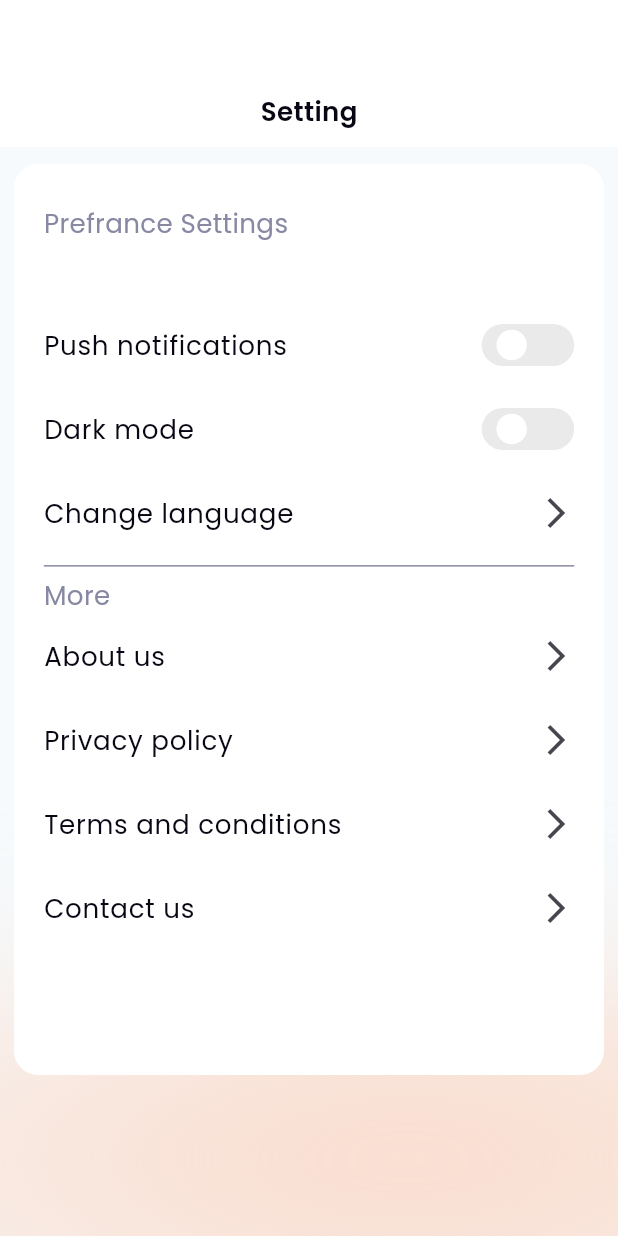
After one commit to KhaledRamadan880/IU-Mushaf, a Flutter app: the SettingsView screen opened directly, on a phone screen of 412 x 824 dp. The commit adds this screen. Run offline on Flutter 3.47's test engine with Material 3 defaults, Android fonts, the phone set to English and light mode, and no system bars; our stand-ins replace device_preview, flutter_bloc, flutter_svg, get_it, persistent_bottom_nav_bar, shared_preferences; accounts and stored records are empty.

Commit message:
Setting View UI

```diff
--- a/lib/app/app.dart
+++ b/lib/app/app.dart
@@ -17,7 +17,9 @@ class UIMushafApp extends StatelessWidget {
           supportedLocales: supportedLocalesList,
           locale: Locale(context.read<GlobalCubit>().language),
           //! Theme
-          theme: theme(),
+          theme:
+              context.read<GlobalCubit>().isDark ? darkTheme() : lightTheme(),
+          //! Home
           home: const SplashView(),
         );
       },
--- a/lib/core/cubit/global_cubit.dart
+++ b/lib/core/cubit/global_cubit.dart
@@ -12,4 +12,21 @@ class GlobalCubit extends Cubit<GlobalState> {
     language = newlanguage;
     emit(ChangeLanguageState());
   }
+
+  //! Theme Mod
+  bool isDark = sl<Cache>().getBoolData("IsDark") ?? false;
+  changeThemeMod() {
+    isDark = !isDark;
+    sl<Cache>().setData("IsDark", isDark);
+    emit(ChangeThemeModState());
+  }
+
+  //! Push Notification
+  bool isPushNotification =
+      sl<Cache>().getBoolData("IsPushNotification") ?? false;
+  changeNotificationPermission() {
+    isPushNotification = !isPushNotification;
+    sl<Cache>().setData("IsPushNotification", isPushNotification);
+    emit(ChangeNotificationPermissionState());
+  }
 }
--- a/lib/core/cubit/global_state.dart
+++ b/lib/core/cubit/global_state.dart
@@ -5,3 +5,7 @@ sealed class GlobalState {}
 final class GlobalInitial extends GlobalState {}
 
 final class ChangeLanguageState extends GlobalState {}
+
+final class ChangeThemeModState extends GlobalState {}
+
+final class ChangeNotificationPermissionState extends GlobalState {}
--- a/lib/core/theme/theme.dart
+++ b/lib/core/theme/theme.dart
@@ -1,8 +1,15 @@
 import 'package:flutter/material.dart';
 
-ThemeData theme() {
+ThemeData lightTheme() {
   return ThemeData(
     scaffoldBackgroundColor: const Color(0xffF6FAFC),
     primaryColor: const Color(0xffFCD2BC),
   );
 }
+
+ThemeData darkTheme() {
+  return ThemeData(
+    scaffoldBackgroundColor: const Color(0xff1C1B1B),
+    primaryColor: const Color(0xffFCD2BC),
+  );
+}
--- a/lib/core/utils/app_colors.dart
+++ b/lib/core/utils/app_colors.dart
@@ -5,5 +5,7 @@ abstract class AppColors {
   static const Color black = Color(0xff0B0614);
   static const Color grey = Color(0xff8789A3);
   static const Color lightGrey = Color(0xffC4C5C6);
+  static const Color lightGrey2 = Color(0xffEAEAEA);
+  static const Color pink = Color(0xffE5386D);
   static const Color transparent = Colors.transparent;
 }
--- a/lib/core/utils/app_strings.dart
+++ b/lib/core/utils/app_strings.dart
@@ -5,4 +5,15 @@ abstract class AppStrings {
   static const String english = "english";
   static const String arabic = "arabic";
   static const String splashSubtitle = "splashSubtitle";
+  //! Settings
+  static const String setting = "setting";
+  static const String prefranceSettings = "prefranceSettings";
+  static const String pushNotifications = "pushNotifications";
+  static const String darkMode = "darkMode";
+  static const String changeLanguage = "changeLanguage";
+  static const String more = "more";
+  static const String aboutUs = "aboutUs";
+  static const String privacyPolicy = "privacyPolicy";
+  static const String termsAndConditions = "termsAndConditions";
+  static const String contactUs = "contactUs";
 }
--- /dev/null
+++ b/lib/core/widgets/custom_gradient_body.dart
@@ -0,0 +1,59 @@
+import 'dart:ui';
+
+import 'package:iu_mushaf/core/imports/imports.dart';
+
+class CustomGradientBody extends StatelessWidget {
+  const CustomGradientBody({
+    super.key,
+    required this.body,
+  });
+  final Widget body;
+  @override
+  Widget build(BuildContext context) {
+    return Stack(
+      children: [
+        //! Gradiant Color
+        Positioned(
+          top: 664.responsiveHeight(context),
+          left: -68.responsiveWidth(context),
+          child: SizedBox(
+            width: 717.responsiveWidth(context),
+            height: 269.responsiveHeight(context),
+            child: CustomPaint(
+              painter: EllipsePainter(context: context),
+            ),
+          ),
+        ),
+        //! Body
+        SizedBox(
+          height: 852.responsiveHeight(context),
+          width: 393.responsiveWidth(context),
+          child: body,
+        ),
+      ],
+    );
+  }
+}
+
+class EllipsePainter extends CustomPainter {
+  EllipsePainter({super.repaint, required this.context});
+
+  final BuildContext context;
+
+  @override
+  void paint(Canvas canvas, Size size) {
+    final Paint paint = Paint()
+      ..color = Theme.of(context).primaryColor.withOpacity(.7)
+      ..style = PaintingStyle.fill
+      ..imageFilter = ImageFilter.blur(sigmaX: 200, sigmaY: 50);
+    Rect rect = Rect.fromLTWH(
+        0, 0, 717.responsiveText(context), 269.responsiveHeight(context));
+
+    canvas.drawOval(rect, paint);
+  }
+
+  @override
+  bool shouldRepaint(covariant CustomPainter oldDelegate) {
+    return false;
+  }
+}
--- a/lib/features/home/presentation/views/home_view.dart
+++ b/lib/features/home/presentation/views/home_view.dart
@@ -1,5 +1,6 @@
 import 'package:iu_mushaf/core/imports/imports.dart';
 import 'package:iu_mushaf/features/home/presentation/widgets/nav_bar.dart';
+import 'package:iu_mushaf/features/settings/presentation/views/settings_view.dart';
 
 class HomeView extends StatelessWidget {
   const HomeView({super.key});
@@ -9,7 +10,8 @@ class HomeView extends StatelessWidget {
       const Placeholder(),
       const Placeholder(),
       const Placeholder(),
-      const Placeholder(),
+      //! Setting Screen
+      const SettingsView(),
     ];
   }
 
--- /dev/null
+++ b/lib/features/settings/presentation/views/settings_view.dart
@@ -0,0 +1,24 @@
+import 'package:iu_mushaf/core/imports/imports.dart';
+import 'package:iu_mushaf/core/widgets/custom_gradient_body.dart';
+import 'package:iu_mushaf/features/settings/presentation/widgets/setting_view_body.dart';
+import 'package:iu_mushaf/features/settings/presentation/widgets/setting_view_header.dart';
+
+class SettingsView extends StatelessWidget {
+  const SettingsView({super.key});
+
+  @override
+  Widget build(BuildContext context) {
+    return const Scaffold(
+      body: CustomGradientBody(
+        body: Column(
+          children: [
+            //! Header
+            SettingViewHeader(),
+            //! Body
+            SettingViewBody(),
+          ],
+        ),
+      ),
+    );
+  }
+}
--- /dev/null
+++ b/lib/features/settings/presentation/widgets/components/dark_mode_switch.dart
@@ -0,0 +1,23 @@
+import 'package:iu_mushaf/core/imports/imports.dart';
+import 'package:iu_mushaf/features/settings/presentation/widgets/custom_switcher.dart';
+
+class DarkModeSwitch extends StatelessWidget {
+  const DarkModeSwitch({
+    super.key,
+  });
+
+  @override
+  Widget build(BuildContext context) {
+    return BlocBuilder<GlobalCubit, GlobalState>(
+      builder: (context, state) {
+        final cubit = context.read<GlobalCubit>();
+        return CustomSwitcher(
+          isActive: cubit.isDark,
+          onTap: () {
+            cubit.changeThemeMod();
+          },
+        );
+      },
+    );
+  }
+}
--- /dev/null
+++ b/lib/features/settings/presentation/widgets/components/push_notification_switch.dart
@@ -0,0 +1,23 @@
+import 'package:iu_mushaf/core/imports/imports.dart';
+import 'package:iu_mushaf/features/settings/presentation/widgets/custom_switcher.dart';
+
+class PushNotificationSwitch extends StatelessWidget {
+  const PushNotificationSwitch({
+    super.key,
+  });
+
+  @override
+  Widget build(BuildContext context) {
+    return BlocBuilder<GlobalCubit, GlobalState>(
+      builder: (context, state) {
+        final cubit = context.read<GlobalCubit>();
+        return CustomSwitcher(
+          isActive: cubit.isPushNotification,
+          onTap: () {
+            cubit.changeNotificationPermission();
+          },
+        );
+      },
+    );
+  }
+}
--- /dev/null
+++ b/lib/features/settings/presentation/widgets/custom_list_tile.dart
@@ -0,0 +1,27 @@
+import 'package:iu_mushaf/core/imports/imports.dart';
+
+class CustomListTile extends StatelessWidget {
+  const CustomListTile({
+    super.key,
+    required this.title,
+    this.onTap,
+    this.trailing,
+  });
+
+  final Function()? onTap;
+  final String title;
+  final Widget? trailing;
+
+  @override
+  Widget build(BuildContext context) {
+    return ListTile(
+      onTap: onTap,
+      leading: Text(
+        title.tr(context),
+        style: Styles.style18(context),
+      ),
+      trailing: trailing ?? const Icon(Icons.arrow_forward_ios_outlined),
+      contentPadding: EdgeInsets.zero,
+    );
+  }
+}
--- /dev/null
+++ b/lib/features/settings/presentation/widgets/custom_switcher.dart
@@ -0,0 +1,43 @@
+import 'package:iu_mushaf/core/imports/imports.dart';
+
+class CustomSwitcher extends StatelessWidget {
+  const CustomSwitcher({
+    super.key,
+    required this.isActive,
+    required this.onTap,
+  });
+
+  final bool isActive;
+  final Function() onTap;
+
+  @override
+  Widget build(BuildContext context) {
+    return BlocBuilder<GlobalCubit, GlobalState>(
+      builder: (context, state) {
+        return GestureDetector(
+          onTap: onTap,
+          child: AnimatedContainer(
+            duration: const Duration(milliseconds: 300),
+            width: 56.responsiveWidth(context),
+            height: 29.responsiveHeight(context),
+            padding: EdgeInsets.symmetric(
+              vertical: 4.responsiveHeight(context),
+            ),
+            decoration: BoxDecoration(
+              color: isActive ? AppColors.pink : AppColors.lightGrey2,
+              borderRadius: BorderRadius.circular(25),
+            ),
+            child: AnimatedAlign(
+              duration: const Duration(milliseconds: 300),
+              alignment:
+                  isActive ? Alignment.centerRight : Alignment.centerLeft,
+              child: const CircleAvatar(
+                backgroundColor: AppColors.white,
+              ),
+            ),
+          ),
+        );
+      },
+    );
+  }
+}
--- /dev/null
+++ b/lib/features/settings/presentation/widgets/setting_view_body.dart
@@ -0,0 +1,92 @@
+import 'package:iu_mushaf/core/imports/imports.dart';
+import 'package:iu_mushaf/features/settings/presentation/widgets/components/dark_mode_switch.dart';
+import 'package:iu_mushaf/features/settings/presentation/widgets/components/push_notification_switch.dart';
+import 'package:iu_mushaf/features/settings/presentation/widgets/custom_list_tile.dart';
+
+class SettingViewBody extends StatelessWidget {
+  const SettingViewBody({
+    super.key,
+  });
+
+  @override
+  Widget build(BuildContext context) {
+    return BlocBuilder<GlobalCubit, GlobalState>(
+      builder: (context, state) {
+        return Container(
+          width: 357.responsiveWidth(context),
+          height: 628.responsiveHeight(context),
+          padding: EdgeInsets.symmetric(
+            vertical: 28.responsiveHeight(context),
+            horizontal: 18.responsiveWidth(context),
+          ),
+          decoration: BoxDecoration(
+            color: AppColors.white,
+            borderRadius: BorderRadius.circular(16),
+          ),
+          child: Column(
+            crossAxisAlignment: CrossAxisAlignment.start,
+            children: [
+              //! Prefrance Settings
+              Text(
+                AppStrings.prefranceSettings.tr(context),
+                style: Styles.style18(context).copyWith(
+                  color: AppColors.grey,
+                ),
+              ),
+              SizedBox(height: 42.responsiveHeight(context)),
+              //* Push Notification
+              const CustomListTile(
+                title: AppStrings.pushNotifications,
+                trailing: PushNotificationSwitch(),
+              ),
+              //* Dark Mode
+              const CustomListTile(
+                title: AppStrings.darkMode,
+                trailing: DarkModeSwitch(),
+              ),
+              //* Change Language
+              CustomListTile(
+                title: AppStrings.changeLanguage,
+                onTap: () {},
+              ),
+
+              //! Divider
+              Divider(
+                color: AppColors.grey,
+                height: 15.responsiveHeight(context),
+              ),
+
+              //! More
+              Text(
+                AppStrings.more.tr(context),
+                style: Styles.style18(context).copyWith(
+                  color: AppColors.grey,
+                ),
+              ),
+              //* About Us
+              CustomListTile(
+                title: AppStrings.aboutUs,
+                onTap: () {},
+              ),
+              //* Privacy Policy
+              CustomListTile(
+                title: AppStrings.privacyPolicy,
+                onTap: () {},
+              ),
+              //* Terms and Conditions
+              CustomListTile(
+                title: AppStrings.termsAndConditions,
+                onTap: () {},
+              ),
+              //* Contact Us
+              CustomListTile(
+                title: AppStrings.contactUs,
+                onTap: () {},
+              ),
+            ],
+          ),
+        );
+      },
+    );
+  }
+}
--- /dev/null
+++ b/lib/features/settings/presentation/widgets/setting_view_header.dart
@@ -0,0 +1,28 @@
+import 'package:iu_mushaf/core/imports/imports.dart';
+
+class SettingViewHeader extends StatelessWidget {
+  const SettingViewHeader({
+    super.key,
+  });
+
+  @override
+  Widget build(BuildContext context) {
+    return Container(
+      width: 393.responsiveWidth(context),
+      height: 101.responsiveHeight(context),
+      padding: EdgeInsets.only(
+        top: 53.responsiveHeight(context),
+      ),
+      margin: EdgeInsets.only(
+        bottom: 12.responsiveHeight(context),
+      ),
+      color: AppColors.white,
+      child: Center(
+        child: Text(
+          AppStrings.setting.tr(context),
+          style: Styles.style18SemiBold(context),
+        ),
+      ),
+    );
+  }
+}
```
Also changed, not shown: assets/translations/ar.json (+15 -4 lines), assets/translations/en.json (+15 -4 lines).
